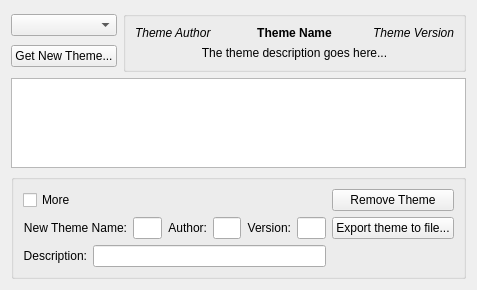
First picture: the form in plasma/tools/desktopthemedetails/DesktopThemeDetails.ui, repository mgottschlag/kwin-tiling, before the edit.
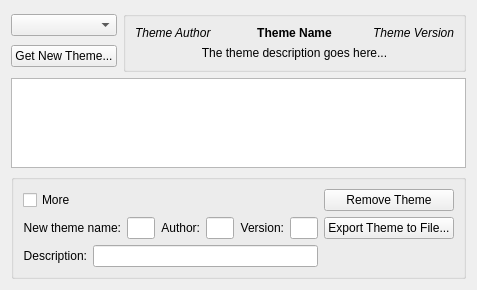
Second picture: the form after the edit. Custom widgets are drawn as their Qt base class.

Diff of the .ui file:
```diff
--- a/plasma/tools/desktopthemedetails/DesktopThemeDetails.ui
+++ b/plasma/tools/desktopthemedetails/DesktopThemeDetails.ui
@@ -157,7 +157,7 @@
         <item>
          <widget class="QLabel" name="m_newThemeNameLabel" >
           <property name="text" >
-           <string>New Theme Name:</string>
+           <string>New theme name:</string>
           </property>
           <property name="alignment" >
            <set>Qt::AlignRight|Qt::AlignTrailing|Qt::AlignVCenter</set>
@@ -247,7 +247,7 @@
          <bool>true</bool>
         </property>
         <property name="text" >
-         <string>Export theme to file...</string>
+         <string>Export Theme to File...</string>
         </property>
        </widget>
       </item>
```
